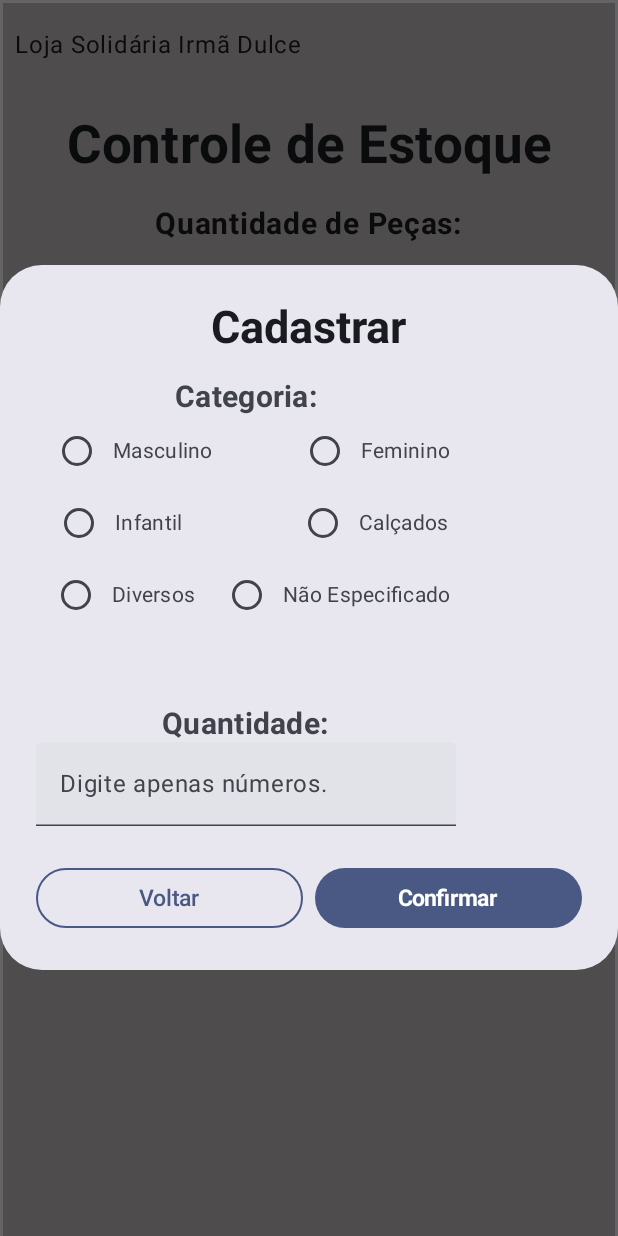
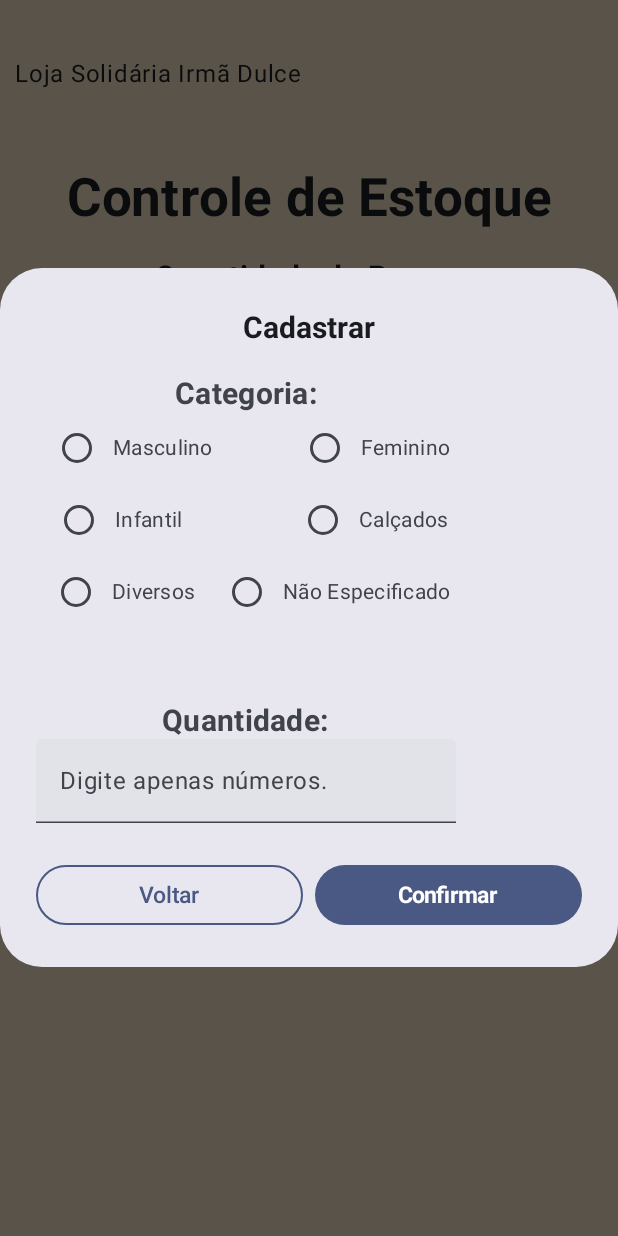
Before and after one commit to sandrosf88/PPI_LojaSolidaria_Kotlin, an Android app built with Jetpack Compose: the composable TelaControle shown on its own in the app's theme, after a tap on "Cadastrar", on a phone screen of 412 x 824 dp. Run offline under Robolectric (Android 15) with nearby library versions, the phone set to English and light mode, and no system bars; our stand-ins replace Room's generated code; 1 statement that could not run was skipped.

Commit message:
Update TelaControle.kt
novas alterações

```diff
--- a/app/src/main/java/com/example/lojasolidaria/views/TelaControle.kt
+++ b/app/src/main/java/com/example/lojasolidaria/views/TelaControle.kt
@@ -87,20 +87,22 @@ fun TelaControle(
     Column(
         Modifier
             .fillMaxSize()
-            .padding(top = 2.dp, start = 2.dp, end = 2.dp)
-            .background(color = Color(0xFFC4BFBE)),
+            .background(color = Color(0xFFE1D0B6))
+            .padding(top = 2.dp, start = 2.dp, end = 2.dp),
+
         horizontalAlignment = Alignment.CenterHorizontally
     ) {
+        Spacer(modifier = Modifier.height(35.dp))
         Row(
             modifier = Modifier
                 .fillMaxWidth()
                 .statusBarsPadding()
-                .padding(start = 8.dp,top=16.dp),
+                .padding(start = 8.dp),
             verticalAlignment = Alignment.CenterVertically
         ) {
             Text("Loja Solidária Irmã Dulce")
         }
-        Spacer(modifier = Modifier.height(34.dp))
+        Spacer(modifier = Modifier.height(50.dp))
         Row(verticalAlignment = Alignment.CenterVertically) {
             Text(
                 text = "Controle de Estoque",
@@ -129,7 +131,7 @@ fun TelaControle(
                 fontWeight = FontWeight.Bold
             )
         }
-        Spacer(modifier = Modifier.height(35.dp))
+        Spacer(modifier = Modifier.height(50.dp))
         Row(
             horizontalArrangement = Arrangement.Center,
             verticalAlignment = Alignment.CenterVertically
@@ -157,7 +159,7 @@ fun TelaControle(
                             (Text(
                                 text = "Cadastrar",
                                 fontWeight = FontWeight.Bold,
-                                fontSize = 30.sp
+                                fontSize = 20.sp
                             )
                                     )
                         }
@@ -251,7 +253,10 @@ fun TelaControle(
                             horizontalArrangement = Arrangement.spacedBy(8.dp)
                         ) {
                             OutlinedButton(
-                                onClick = {visibilidadeAlertaC = false },
+                                onClick = {visibilidadeAlertaC = false
+                                    viewModel.mensagemErro= ""
+                                    viewModel.quantidadeLida= ""
+                                },
                                 modifier = Modifier.weight(1f),
                                 border = BorderStroke(1.dp, Color(0xFF4A5984)),
                                 colors = ButtonDefaults.outlinedButtonColors(
@@ -724,7 +729,7 @@ fun TelaControle(
                 }
             }
         }
-        Spacer(modifier = Modifier.height(10.dp))
+        Spacer(modifier = Modifier.height(20.dp))
         Row(
             horizontalArrangement = Arrangement.Center,
             verticalAlignment = Alignment.CenterVertically
```
